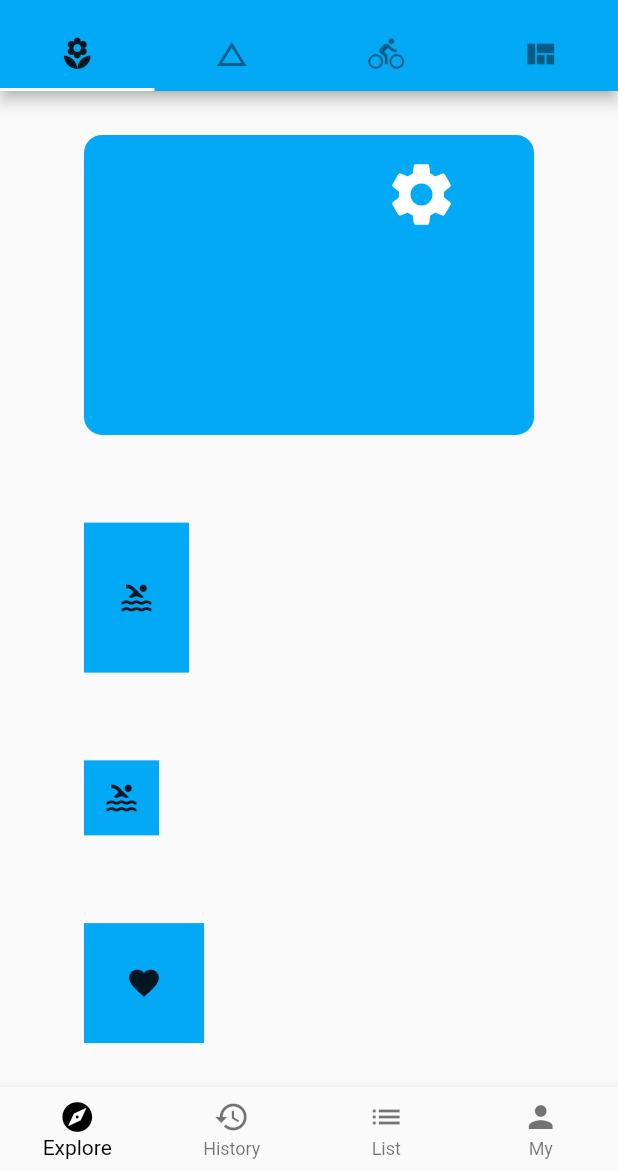
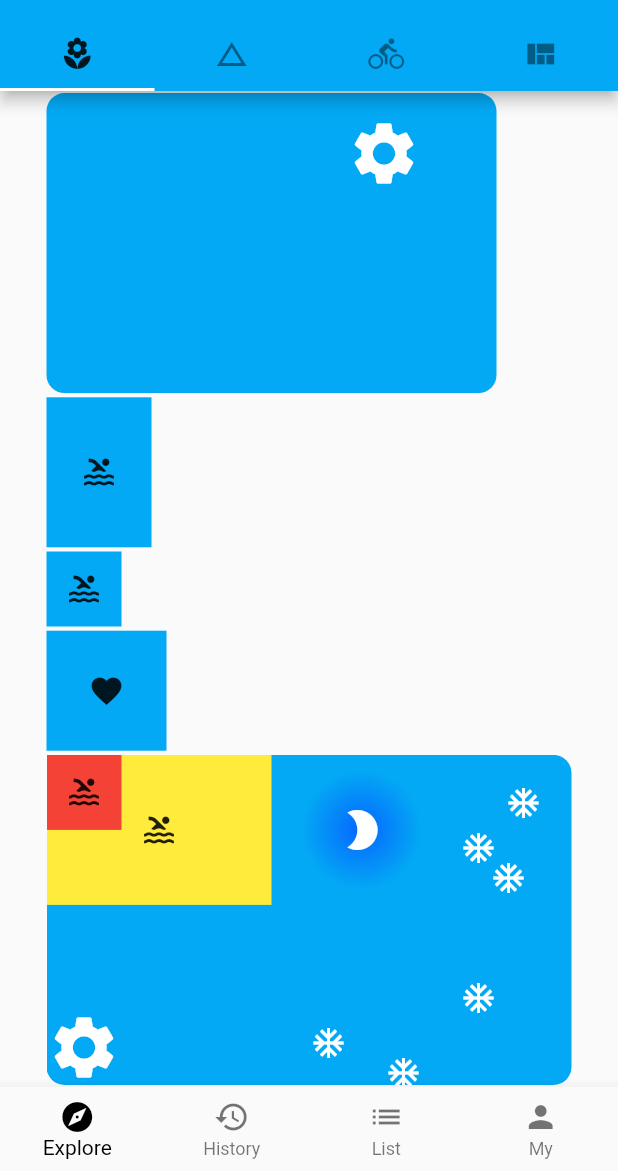
Before and after one commit to OneWayHCl/FlutterDemo, a Flutter app: the screen it shows after launch, on a phone screen of 412 x 824 dp, the part 65-1236 px from its top. Run offline on Flutter 3.47's test engine with Material 2 defaults, Android fonts, the light colour scheme and no system bars.

Commit message:
no message

```diff
--- a/FlutterDemo/lib/demo/layout_demo.dart
+++ b/FlutterDemo/lib/demo/layout_demo.dart
@@ -44,9 +44,98 @@ class LayoutDemo extends StatelessWidget {
             color: Colors.lightBlue,
             child: Icon(Icons.favorite),
           ),
+          StackLayoutDemo()
           // Positioned(right: 20.0, bottom: 20.0, child: Icon(Icons.pool)) //Stack里面使用
         ],
       ),
     );
   }
 }
+
+class StackLayoutDemo extends StatelessWidget {
+  const StackLayoutDemo({Key key}) : super(key: key);
+
+  @override
+  Widget build(BuildContext context) {
+    return Container(
+      child: Stack(
+        children: [
+          SizedBox(
+              width: 350.0,
+              height: 220.0,
+              child: Container(
+                alignment: Alignment(-1, 1),
+                decoration: BoxDecoration(
+                    color: Colors.lightBlue,
+                    borderRadius: BorderRadius.circular(12.0)),
+                child: Icon(
+                  Icons.settings,
+                  color: Colors.white,
+                  size: 50.0,
+                ),
+              )),
+          ConstrainedBox(
+            constraints: BoxConstraints(minHeight: 100.0, maxWidth: 150.0),
+            child: Container(
+              width: 300.0,
+              color: Colors.yellow,
+              child: Icon(Icons.pool),
+            ),
+          ),
+          Container(
+            width: 50.0,
+            height: 50.0,
+            color: Colors.red,
+            child: Icon(Icons.pool),
+          ),
+          Positioned(
+            right: 100.0,
+            top: 0.0,
+            child: SizedBox(
+                width: 80.0,
+                height: 100.0,
+                child: Container(
+                  alignment: Alignment.center,
+                  decoration: BoxDecoration(
+                      color: Colors.lightBlue,
+                      shape: BoxShape.circle,
+                      gradient: RadialGradient(colors: [
+                        Color.fromRGBO(7, 102, 255, 1),
+                        Colors.lightBlue
+                      ])),
+                  child: Icon(
+                    Icons.brightness_2,
+                    color: Colors.white,
+                    size: 32.0,
+                  ),
+                )),
+          ),
+          Positioned(
+              top: 20.0,
+              right: 20.0,
+              child: Icon(Icons.ac_unit, color: Colors.white)),
+          Positioned(
+              top: 50.0,
+              right: 50.0,
+              child: Icon(Icons.ac_unit, color: Colors.white)),
+          Positioned(
+              top: 70.0,
+              right: 30.0,
+              child: Icon(Icons.ac_unit, color: Colors.white)),
+          Positioned(
+              top: 150.0,
+              right: 50.0,
+              child: Icon(Icons.ac_unit, color: Colors.white)),
+          Positioned(
+              top: 200.0,
+              right: 100.0,
+              child: Icon(Icons.ac_unit, color: Colors.white)),
+          Positioned(
+              top: 180.0,
+              right: 150.0,
+              child: Icon(Icons.ac_unit, color: Colors.white))
+        ],
+      ),
+    );
+  }
+}
```
